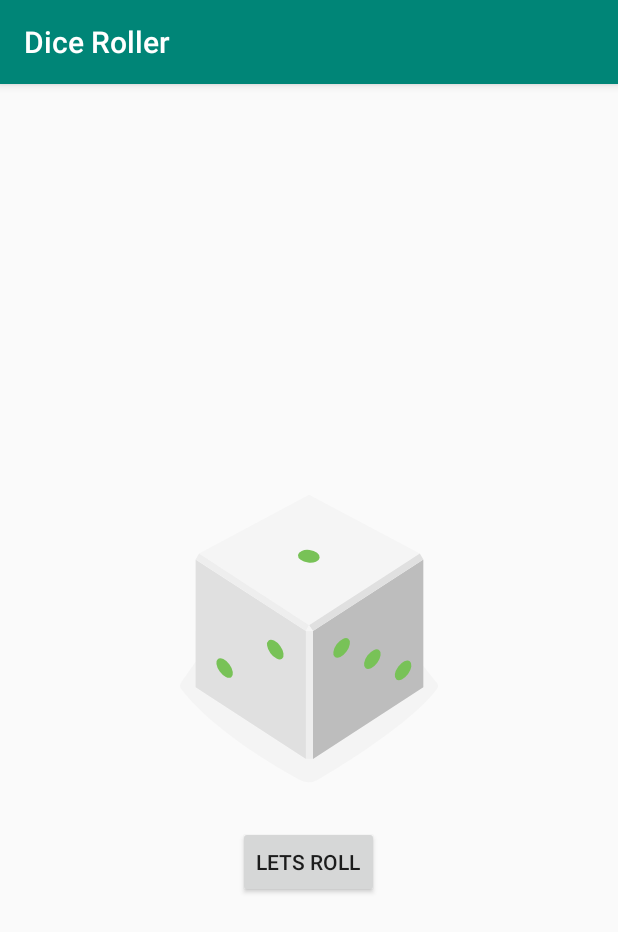
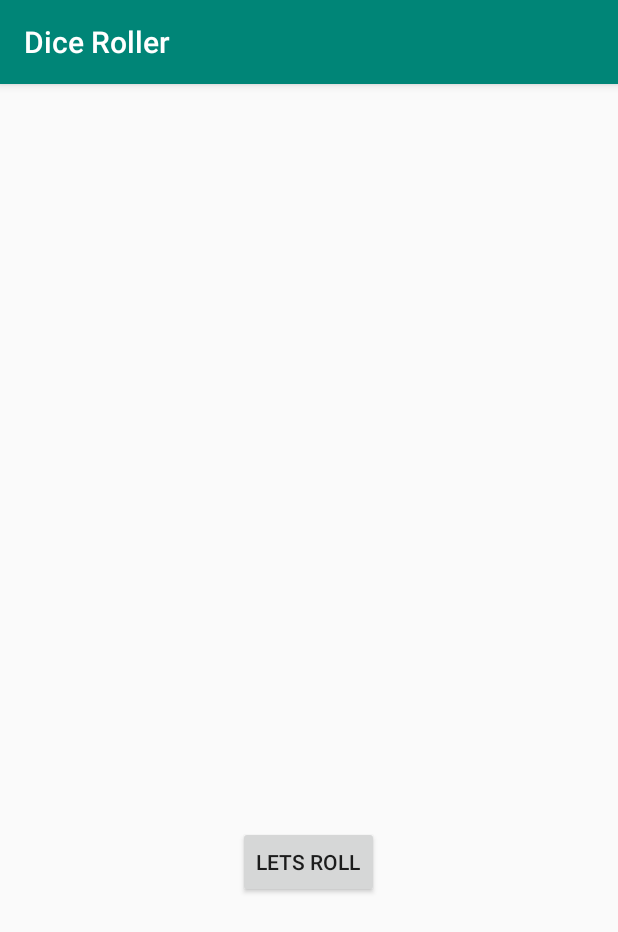
Before and after one commit to suryamudti/Dice-Roller, an Android app: the screen it shows after launch (MainActivity), on a phone screen of 412 x 824 dp. Shown: the top 932 px of the screen. Run offline under Robolectric (Android 15) with nearby library versions, the phone set to English and light mode, and no system bars.

Commit message:
update namespace

```diff
--- a/app/src/main/java/com/surya/diceroller/MainActivity.kt
+++ b/app/src/main/java/com/surya/diceroller/MainActivity.kt
@@ -9,12 +9,13 @@ import android.widget.Toast
 import java.util.*
 
 class MainActivity : AppCompatActivity() {
-
+    lateinit var imageDice:ImageView
     override fun onCreate(savedInstanceState: Bundle?) {
         super.onCreate(savedInstanceState)
         setContentView(R.layout.activity_main)
 
         val rollButton:Button = findViewById(R.id.btnRoll)
+        imageDice = findViewById(R.id.ivDice)
 
 
         rollButton.text = "Lets Roll"
@@ -27,8 +28,6 @@ class MainActivity : AppCompatActivity() {
 
     fun rollDice(){
         val randomInt = Random().nextInt(6)+1
-        val imageDice : ImageView = findViewById(R.id.ivDice)
-
         val drawableResource = when(randomInt){
             1 -> R.drawable.dice_1
             2 -> R.drawable.dice_2
--- a/app/src/main/res/layout/activity_main.xml
+++ b/app/src/main/res/layout/activity_main.xml
@@ -1,11 +1,10 @@
 <?xml version="1.0" encoding="utf-8"?>
-<LinearLayout
-    xmlns:android="http://schemas.android.com/apk/res/android"
+<LinearLayout xmlns:android="http://schemas.android.com/apk/res/android"
     android:layout_width="match_parent"
+    xmlns:tools="http://schemas.android.com/tools"
     android:orientation="vertical"
     android:gravity="center"
-    android:layout_height="match_parent"
-    >
+    android:layout_height="match_parent">
 
     <TextView
         android:id="@+id/tvRoll"
@@ -15,7 +14,8 @@
 
     <ImageView
         android:id="@+id/ivDice"
-        android:src="@drawable/dice_1"
+        android:src="@drawable/empty_dice"
+        tools:src="@drawable/dice_1"
         android:layout_width="wrap_content"
         android:layout_height="wrap_content"/>
 
```
